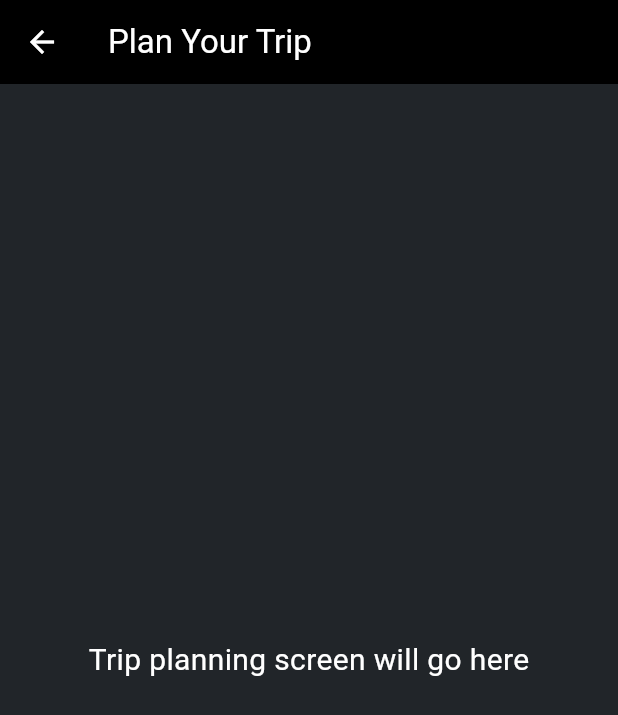
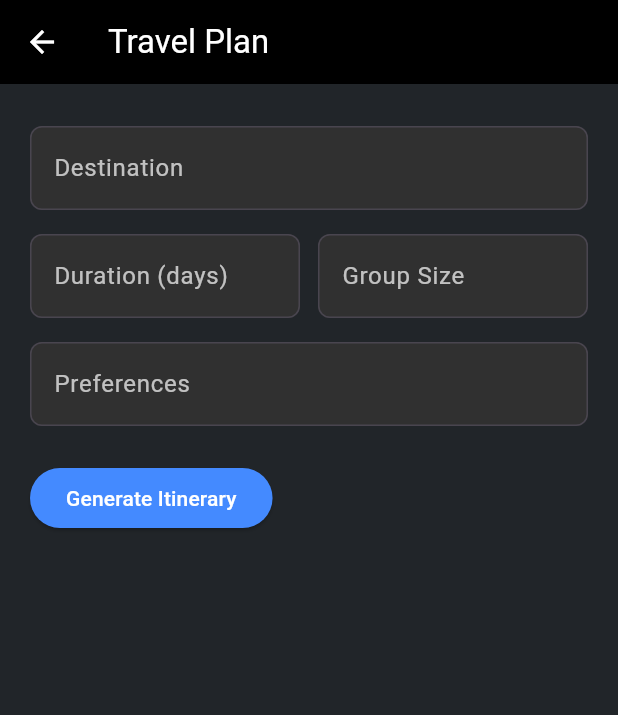
Before and after one commit to jermachong/TravelGenieApp, a Flutter app: the PlanTripPage screen opened by its route, on a phone screen of 412 x 824 dp. Shown: the top 715 px of the screen. Run offline on Flutter 3.47's test engine with Material 3 defaults, Android fonts, the phone set to English and light mode, and no system bars.

Commit message:
plan format

```diff
--- a/lib/screens/planTrip.dart
+++ b/lib/screens/planTrip.dart
@@ -1,20 +1,89 @@
 import 'package:flutter/material.dart';
 
-class PlanTripPage extends StatelessWidget {
+class PlanTripPage extends StatefulWidget {
+  @override
+  _PlanTripPageState createState() => _PlanTripPageState();
+}
+
+class _PlanTripPageState extends State<PlanTripPage> {
+  final _destinationController = TextEditingController();
+  final _durationController = TextEditingController();
+  final _groupSizeController = TextEditingController();
+  final _preferencesController = TextEditingController();
+
+  bool showPlaceholder = false;
+
   @override
   Widget build(BuildContext context) {
     return Scaffold(
+      backgroundColor: Color.fromARGB(255, 33, 37, 41),
       appBar: AppBar(
+        backgroundColor: Colors.black,
         iconTheme: IconThemeData(color: Colors.white),
-        title: Text('Plan Your Trip',
-        style: TextStyle(color: Colors.white), ),
-        backgroundColor: Colors.black,
+        title: Text('Travel Plan', style: TextStyle(color: Colors.white)),
       ),
-      backgroundColor: Color.fromARGB(255, 33, 37, 41),
-      body: Center(
-        child: Text(
-          'Trip planning screen will go here',
-          style: TextStyle(color: Colors.white, fontSize: 20),
+      body: SingleChildScrollView(
+        padding: EdgeInsets.all(20),
+        child: Column(
+          crossAxisAlignment: CrossAxisAlignment.start,
+          children: [
+            _buildTextField('Destination', _destinationController),
+            Row(
+              children: [
+                Expanded(child: _buildTextField('Duration (days)', _durationController)),
+                SizedBox(width: 12),
+                Expanded(child: _buildTextField('Group Size', _groupSizeController)),
+              ],
+            ),
+            _buildTextField('Preferences', _preferencesController),
+            SizedBox(height: 16),
+            ElevatedButton(
+              onPressed: () {
+                setState(() {
+                  showPlaceholder = true;
+                });
+              },
+              style: ElevatedButton.styleFrom(
+                backgroundColor: Colors.blueAccent,
+                foregroundColor: Colors.white,
+              ),
+              child: Text('Generate Itinerary'),
+            ),
+
+            // Result Section
+            if (showPlaceholder) ...[
+              SizedBox(height: 32),
+              Container(
+                width: double.infinity,
+                padding: EdgeInsets.all(16),
+                decoration: BoxDecoration(
+                  color: Colors.grey[900],
+                  borderRadius: BorderRadius.circular(12),
+                ),
+                child: Text(
+                  'Itinerary will go here',
+                  style: TextStyle(fontSize: 16, color: Colors.white70),
+                ),
+              ),
+            ],
+          ],
+        ),
+      ),
+    );
+  }
+
+  Widget _buildTextField(String label, TextEditingController controller) {
+    return Padding(
+      padding: const EdgeInsets.symmetric(vertical: 8),
+      child: TextField(
+        controller: controller,
+        style: TextStyle(color: Colors.white),
+        decoration: InputDecoration(
+          labelText: label,
+          labelStyle: TextStyle(color: Colors.white70),
+          filled: true,
+          fillColor: Colors.grey[850],
+          border: OutlineInputBorder(borderRadius: BorderRadius.circular(8)),
         ),
       ),
     );
```
